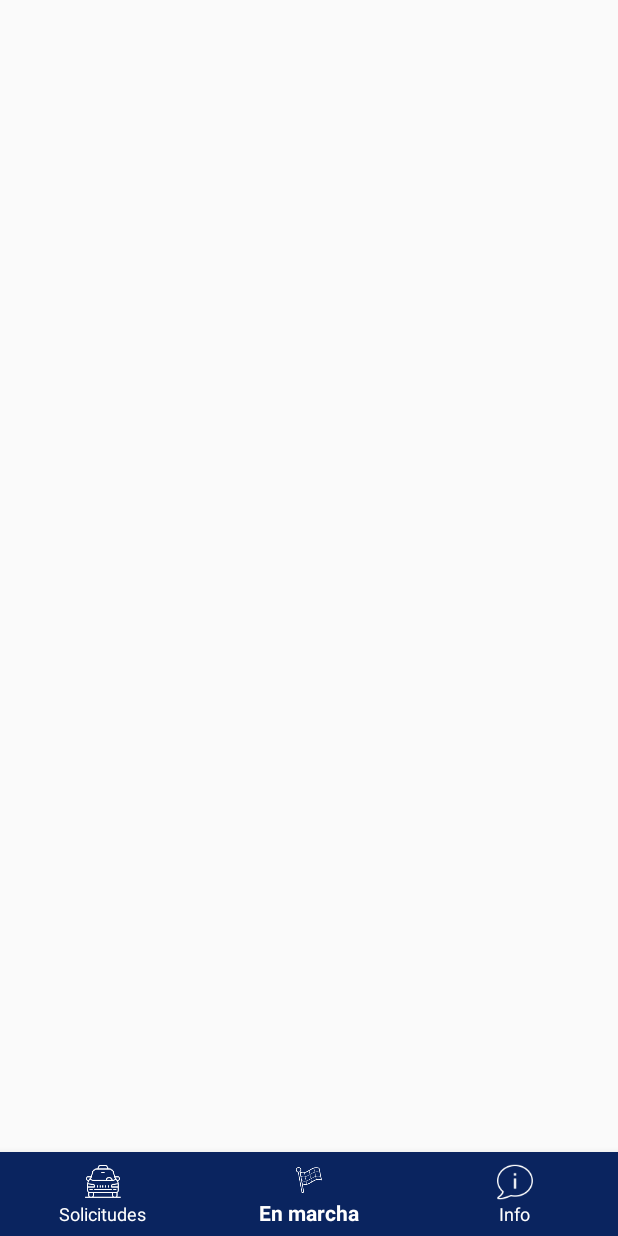
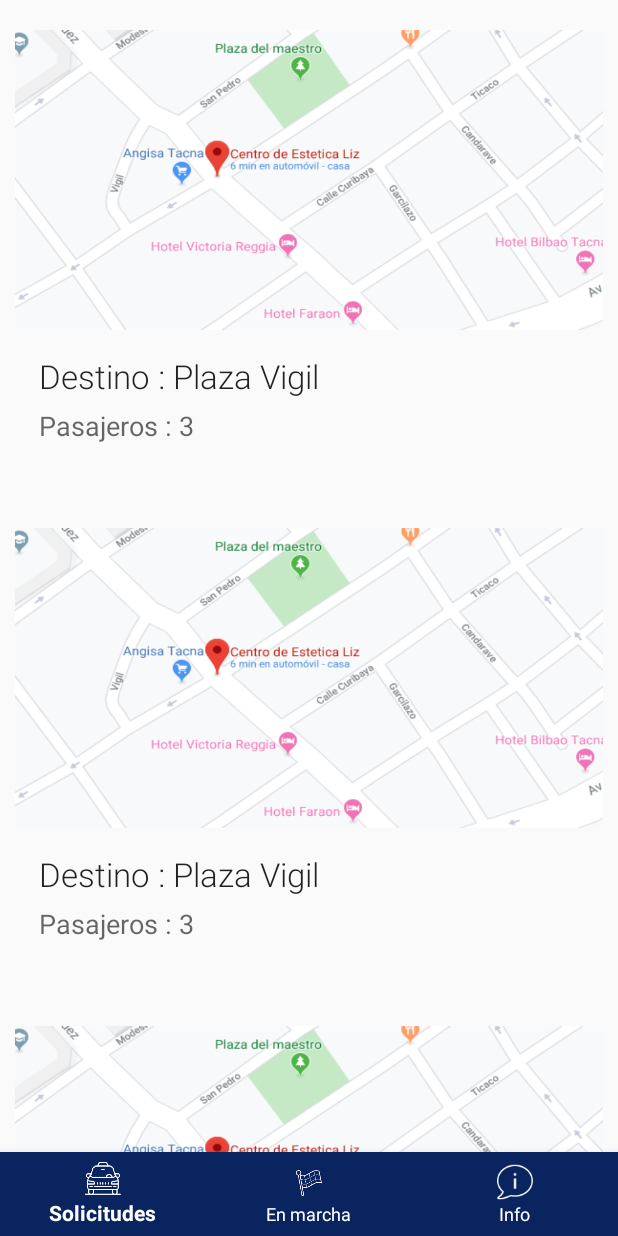
Before and after one commit to anggonzales/ProyectoSolucionesMoviles, an Android app: the BottomNav screen opened directly, with no data from a screen before it, item 2 of the bottom bar chosen, on a phone screen of 412 x 824 dp. Run offline under Robolectric (Android 15) with nearby library versions, the phone set to English and light mode, and no system bars.

Commit message:
Añadiendo actividad solicitudes

```diff
--- a/AppConductor/app/build.gradle
+++ b/AppConductor/app/build.gradle
@@ -26,5 +26,6 @@ dependencies {
     testImplementation 'junit:junit:4.12'
     androidTestImplementation 'androidx.test.ext:junit:1.1.1'
     androidTestImplementation 'androidx.test.espresso:espresso-core:3.2.0'
+    implementation 'androidx.recyclerview:recyclerview:1.0.0'
     implementation 'com.google.android.material:material:1.2.0-alpha03'
 }
--- a/AppConductor/app/src/main/AndroidManifest.xml
+++ b/AppConductor/app/src/main/AndroidManifest.xml
@@ -9,7 +9,8 @@
         android:roundIcon="@mipmap/ic_launcher_round"
         android:supportsRtl="true"
         android:theme="@style/AppTheme">
-        <activity android:name=".SignUp"></activity>
+        <activity android:name=".Solicitud"></activity>
+        <activity android:name=".SignUp" />
         <activity android:name=".BottomNav" />
         <activity android:name=".Registro" />
         <activity android:name=".Login" />
--- a/AppConductor/app/src/main/java/com/example/appconductor/BottomNav.java
+++ b/AppConductor/app/src/main/java/com/example/appconductor/BottomNav.java
@@ -1,13 +1,71 @@
 package com.example.appconductor;
 
 import android.os.Bundle;
+import android.view.MenuItem;
 
+import androidx.annotation.NonNull;
 import androidx.appcompat.app.AppCompatActivity;
+import androidx.fragment.app.Fragment;
+import androidx.fragment.app.FragmentManager;
+import androidx.fragment.app.FragmentTransaction;
+
+import com.google.android.material.bottomnavigation.BottomNavigationView;
 
 public class BottomNav extends AppCompatActivity {
+
+    Fragment FragmentoSeleccionado = null;
+    FragmentManager fragmentManager =getSupportFragmentManager();
+    FragmentTransaction transaction = null;
+
     @Override
     protected void onCreate(Bundle savedInstanceState) {
         super.onCreate(savedInstanceState);
         setContentView(R.layout.bottom_nav);
+        BottomNavigationView navigation = (BottomNavigationView) findViewById(R.id.bottom_navigation);
+        navigation.setOnNavigationItemSelectedListener(mOnNavigationItemSelectedListener);
+        Fragment FragmentoSeleccionado = null;
+        Llamarvista();
     }
+
+    void Llamarvista(){
+
+        FragmentTransaction transaction = fragmentManager.beginTransaction();
+        FragmentoSeleccionado = new LlamandoSolicitud();
+        transaction.replace(R.id.frame_container, FragmentoSeleccionado);
+        transaction.commit();
+    }
+
+    private BottomNavigationView.OnNavigationItemSelectedListener mOnNavigationItemSelectedListener
+            = new BottomNavigationView.OnNavigationItemSelectedListener() {
+        @Override
+        public boolean onNavigationItemSelected(@NonNull MenuItem item) {
+            Fragment fragment;
+            Fragment FragmentoSeleccionado = null;
+            FragmentManager fragmentManager =getSupportFragmentManager();
+            FragmentTransaction transaction = fragmentManager.beginTransaction();
+            switch (item.getItemId()) {
+                case R.id.solicitudes:
+                    FragmentoSeleccionado = new LlamandoSolicitud();
+                    transaction.replace(R.id.frame_container, FragmentoSeleccionado);
+                    transaction.commit();
+                    return true;
+                /*case R.id.navigation_gifts:
+                    FragmentoSeleccionado = new Formulario();
+                    //FragmentTransaction transaction = fragmentManager.beginTransaction();
+                    transaction.replace(R.id.frame_container, FragmentoSeleccionado);
+                    transaction.commit();
+                    toolbar.setTitle("Formulario");
+                    return true;
+
+                case R.id.navigation_cart:
+                    FragmentoSeleccionado = new LoginFragmento();
+                    //FragmentTransaction transaction = fragmentManager.beginTransaction();
+                    transaction.replace(R.id.frame_container, FragmentoSeleccionado);
+                    transaction.commit();
+                    toolbar.setTitle("Login");
+                    return true;*/
+            }
+            return false;
+        }
+    };
 }
--- /dev/null
+++ b/AppConductor/app/src/main/java/com/example/appconductor/LlamandoSolicitud.java
@@ -0,0 +1,16 @@
+package com.example.appconductor;
+
+import android.os.Bundle;
+import android.view.LayoutInflater;
+import android.view.View;
+import android.view.ViewGroup;
+
+import androidx.annotation.Nullable;
+import androidx.fragment.app.Fragment;
+
+public class LlamandoSolicitud extends Fragment {
+    public View onCreateView(@Nullable LayoutInflater inflater, @Nullable ViewGroup container,@Nullable Bundle savedInstanceState){
+        View view = inflater.inflate(R.layout.activity_solicitud, container, false);
+        return view;
+    }
+}
--- /dev/null
+++ b/AppConductor/app/src/main/res/layout/activity_solicitud.xml
@@ -0,0 +1,129 @@
+<ScrollView xmlns:android="http://schemas.android.com/apk/res/android"
+    xmlns:app="http://schemas.android.com/apk/res-auto"
+    xmlns:tools="http://schemas.android.com/tools"
+    android:layout_width="match_parent"
+    android:layout_height="wrap_content"
+    android:orientation="vertical">
+
+    <LinearLayout
+        android:layout_width="match_parent"
+        android:layout_height="match_parent"
+        android:gravity="center"
+        android:layout_marginHorizontal="10dp"
+        android:orientation="vertical">
+
+        <LinearLayout
+            android:layout_width="match_parent"
+            android:layout_height="wrap_content"
+            android:orientation="vertical"
+            android:layout_marginVertical="20dp">
+
+            <ImageView
+                android:id="@+id/idimagen1"
+                android:layout_width="match_parent"
+                android:layout_height="200dp"
+                android:background="@drawable/ruta2" />
+
+            <LinearLayout
+                android:layout_width="match_parent"
+                android:layout_height="wrap_content"
+                android:orientation="vertical"
+                android:padding="16dp">
+
+                <TextView
+                    android:id="@+id/id_11"
+                    android:layout_width="match_parent"
+                    android:layout_height="wrap_content"
+                    android:maxLines="2"
+                    android:fontFamily="sans-serif-light"
+                    android:text="Destino : Plaza Vigil"
+                    android:textAppearance="@style/TextAppearance.AppCompat.Large" />
+
+                <TextView
+                    android:id="@+id/id_21"
+                    android:layout_width="match_parent"
+                    android:layout_height="wrap_content"
+                    android:layout_marginTop="6dp"
+                    android:maxLines="2"
+                    android:text="Pasajeros : 3"
+                    android:textAppearance="@style/TextAppearance.AppCompat.Medium" />
+            </LinearLayout>
+        </LinearLayout>
+
+        <LinearLayout
+            android:layout_width="match_parent"
+            android:layout_height="wrap_content"
+            android:orientation="vertical"
+            android:layout_marginVertical="20dp">
+
+            <ImageView
+                android:id="@+id/idimagen2"
+                android:layout_width="match_parent"
+                android:layout_height="200dp"
+                android:background="@drawable/ruta2" />
+
+            <LinearLayout
+                android:layout_width="match_parent"
+                android:layout_height="wrap_content"
+                android:orientation="vertical"
+                android:padding="16dp">
+
+                <TextView
+                    android:id="@+id/id_12"
+                    android:layout_width="match_parent"
+                    android:layout_height="wrap_content"
+                    android:maxLines="2"
+                    android:fontFamily="sans-serif-light"
+                    android:text="Destino : Plaza Vigil"
+                    android:textAppearance="@style/TextAppearance.AppCompat.Large" />
+
+                <TextView
+                    android:id="@+id/id_22"
+                    android:layout_width="match_parent"
+                    android:layout_height="wrap_content"
+                    android:layout_marginTop="6dp"
+                    android:maxLines="2"
+                    android:text="Pasajeros : 3"
+                    android:textAppearance="@style/TextAppearance.AppCompat.Medium" />
+            </LinearLayout>
+        </LinearLayout>
+
+        <LinearLayout
+            android:layout_width="match_parent"
+            android:layout_height="wrap_content"
+            android:orientation="vertical"
+            android:layout_marginVertical="20dp">
+
+            <ImageView
+                android:id="@+id/idimagen3"
+                android:layout_width="match_parent"
+                android:layout_height="200dp"
+                android:background="@drawable/ruta2" />
+
+            <LinearLayout
+                android:layout_width="match_parent"
+                android:layout_height="wrap_content"
+                android:orientation="vertical"
+                android:padding="16dp">
+
+                <TextView
+                    android:id="@+id/id_13"
+                    android:layout_width="match_parent"
+                    android:layout_height="wrap_content"
+                    android:maxLines="2"
+                    android:fontFamily="sans-serif-light"
+                    android:text="Destino : Plaza Vigil"
+                    android:textAppearance="@style/TextAppearance.AppCompat.Large" />
+
+                <TextView
+                    android:id="@+id/id_23"
+                    android:layout_width="match_parent"
+                    android:layout_height="wrap_content"
+                    android:layout_marginTop="6dp"
+                    android:maxLines="2"
+                    android:text="Pasajeros : 4"
+                    android:textAppearance="@style/TextAppearance.AppCompat.Medium" />
+            </LinearLayout>
+        </LinearLayout>
+    </LinearLayout>
+</ScrollView>
--- a/AppConductor/app/src/main/res/layout/bottom_nav.xml
+++ b/AppConductor/app/src/main/res/layout/bottom_nav.xml
@@ -4,13 +4,12 @@
     xmlns:tools="http://schemas.android.com/tools"
     android:id="@+id/container"
     android:layout_width="match_parent"
-    android:layout_height="match_parent"
-    tools:context=".BottomNav">
+    android:layout_height="match_parent">
 
 <FrameLayout
     android:id="@+id/frame_container"
     android:layout_width="match_parent"
-    android:layout_height="match_parent"
+    android:layout_height="wrap_content"
     app:layout_behavior="@string/appbar_scrolling_view_behavior" />
 
     <!-- Main content -->
```
Also changed, not shown: AppConductor/app/src/main/java/com/example/appconductor/AdaptadorSolicitud.java (added, +58 -0 lines), AppConductor/app/src/main/java/com/example/appconductor/Solicitud.java (added, +14 -0 lines), AppConductor/app/src/main/java/com/example/appconductor/SolicitudRecyclerView.java (added, +33 -0 lines), AppConductor/app/src/main/res/layout/mi_item.xml (added, +15 -0 lines), AppConductor/app/src/main/res/drawable/ruta2.png (added), 1 other file.
